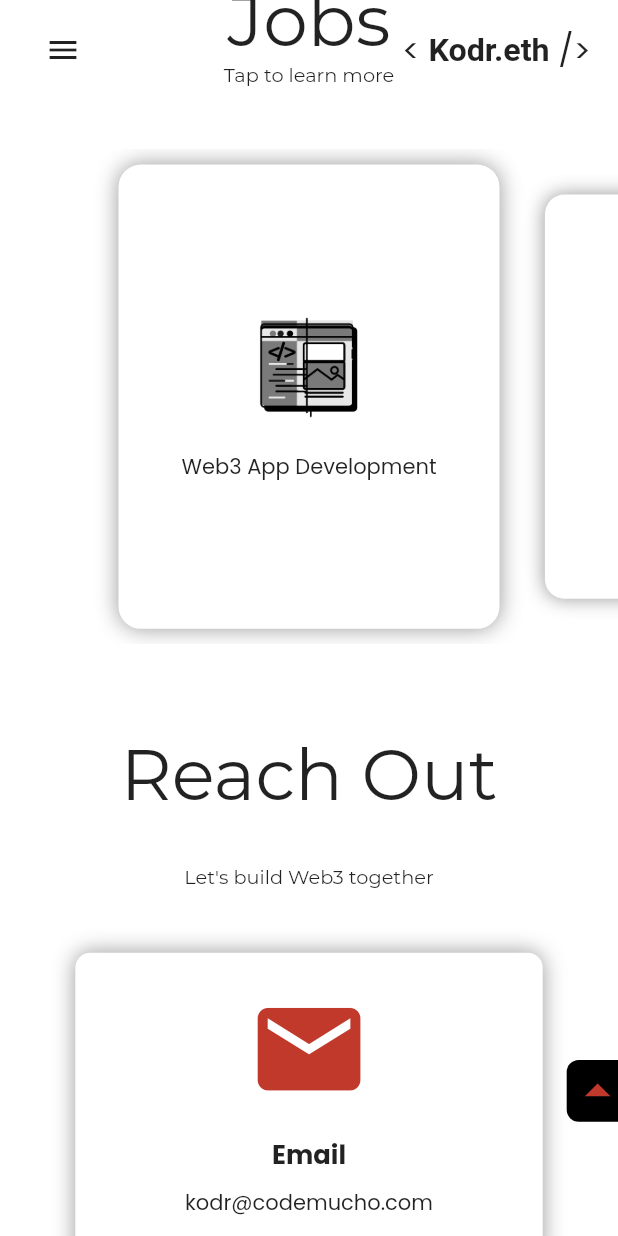
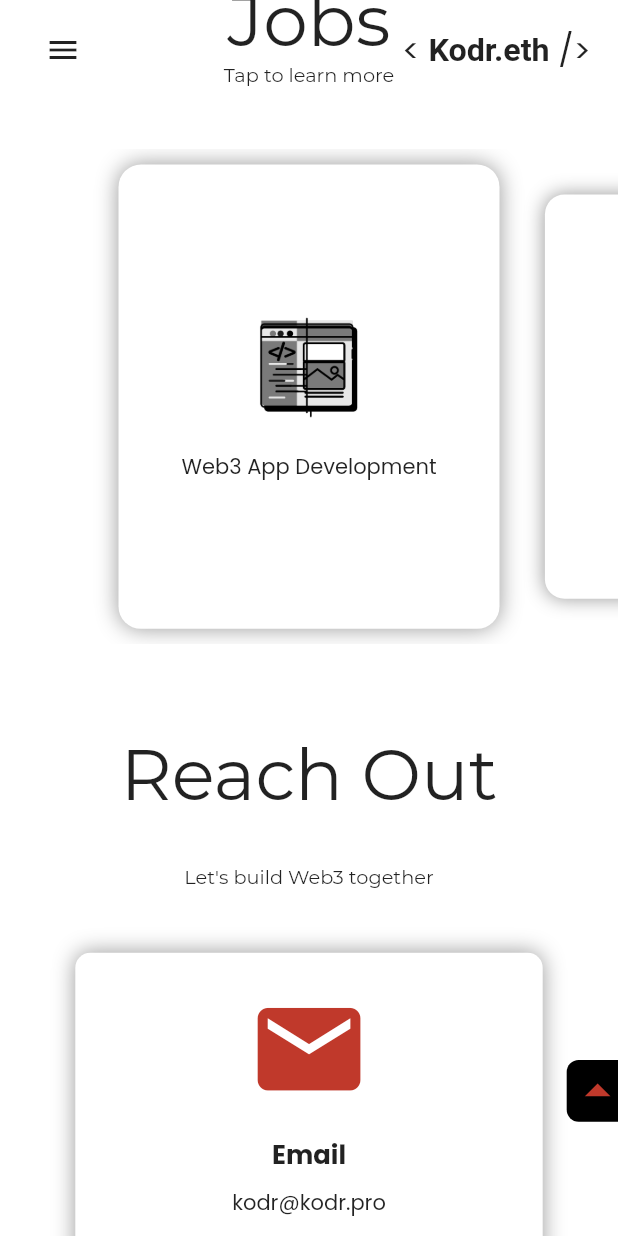
Before and after one commit to BradMyrick/codemucho, a Flutter app: the screen it shows after launch, scrolled down 1728 dp, on a phone screen of 412 x 824 dp. Run offline on Flutter 3.47's test engine with Material 2 defaults, Android fonts, the phone set to English and light mode, and no system bars; drawn by our look-alikes of carousel_slider, flip_card; our stand-ins replace animated_text_kit, font_awesome_flutter, shared_preferences, url_strategy; missing offline and left inert: universal_html; network calls fail; Roboto replaces fonts that are missing (RobotoMono).

```diff
--- a/lib/configs/app_theme.dart
+++ b/lib/configs/app_theme.dart
@@ -24,7 +24,7 @@ class AppTheme {
     background: Colors.grey[900],
     backgroundSub: const Color(0xff1c1c1e),
     scaffold: const Color(0xff0e0e0e),
-    text: Colors.white,
+    text: const Color(0xffe0e0e0),
     textSub2: Colors.white.withOpacity(0.25),
   );
 
--- a/lib/sections/services/widgets/_services_card_back.dart
+++ b/lib/sections/services/widgets/_services_card_back.dart
@@ -71,7 +71,7 @@ class _ServiceCardBackWidget extends StatelessWidget {
                             height: 40.0,
                             onPressed: () async {
                               String email =
-                                  Uri.encodeComponent("kodr@codemucho.com");
+                                  Uri.encodeComponent("kodr@kodr.pro");
                               String subject =
                                   Uri.encodeComponent("Consultation Request");
                               String body = Uri.encodeComponent(
--- a/lib/utils/contact_utils.dart
+++ b/lib/utils/contact_utils.dart
@@ -5,5 +5,5 @@ class ContactUtils {
 
   static const String title = "Email";
 
-  static const String details = "kodr@codemucho.com";
+  static const String details = "kodr@kodr.pro";
 }
--- a/lib/widget/project_card.dart
+++ b/lib/widget/project_card.dart
@@ -41,7 +41,7 @@ class ProjectCardState extends State<ProjectCard> {
       splashColor: Colors.transparent,
       highlightColor: Colors.transparent,
       onTap: () async {
-        String email = Uri.encodeComponent("kodr@codemucho.com");
+        String email = Uri.encodeComponent("kodr@kodr.pro");
         String subject = Uri.encodeComponent("Consultation Request");
         String body = Uri.encodeComponent(
             "Kodr, I would like to request a consultation!");
```
